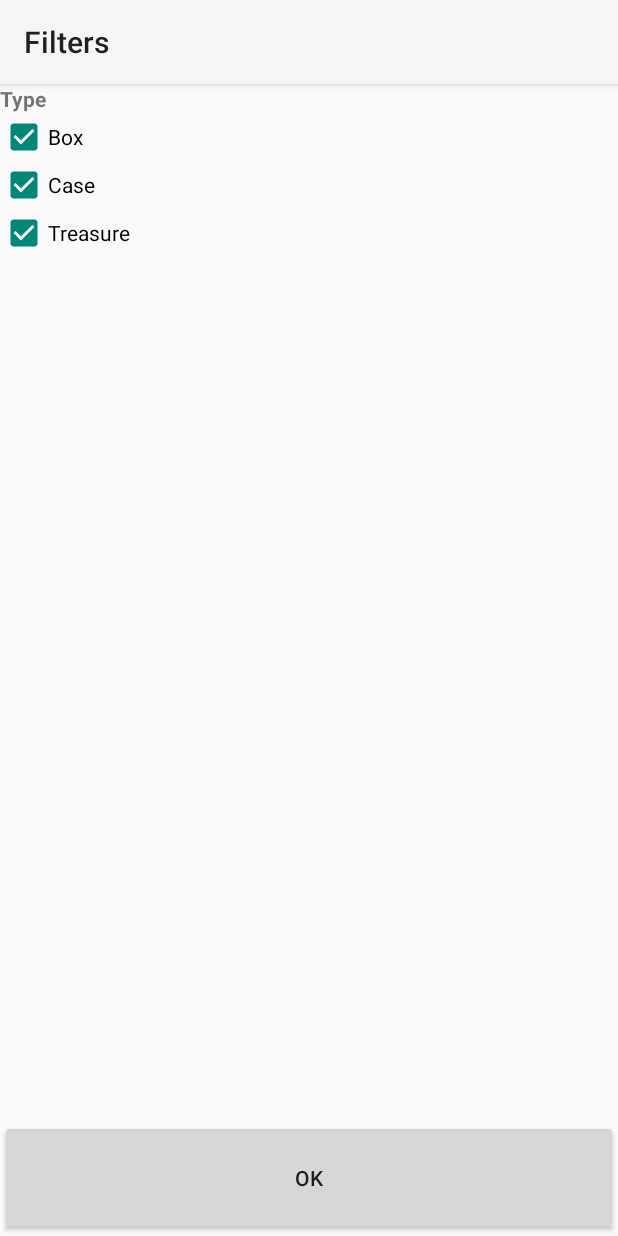
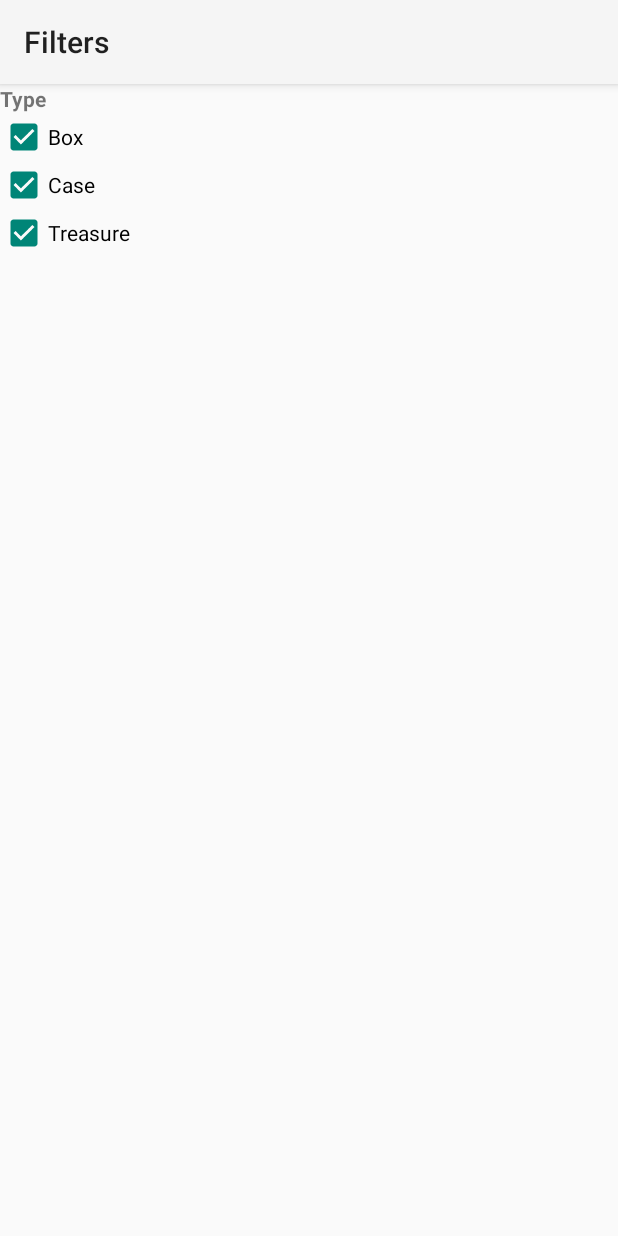
Before and after one commit to valentin-utt/projetIF26Android, an Android app: the FilterActivity screen opened directly, with no data from a screen before it, on a phone screen of 412 x 824 dp. Run offline under Robolectric (Android 15) with nearby library versions, the phone set to English and light mode, and no system bars.

Commit message:
Fix d'une feature au niveau des permisions et de filter activity

```diff
--- a/app/src/main/AndroidManifest.xml
+++ b/app/src/main/AndroidManifest.xml
@@ -3,9 +3,11 @@
     package="fr.utt.if26.projet">
 
     <!-- To auto-complete the email text field in the login form with the user's emails -->
+    <!--
     <uses-permission android:name="android.permission.GET_ACCOUNTS" />
     <uses-permission android:name="android.permission.READ_PROFILE" />
     <uses-permission android:name="android.permission.READ_CONTACTS" />
+    -->
 
     <!--
          The ACCESS_COARSE/FINE_LOCATION permissions are not required to use
--- a/app/src/main/res/layout/activity_filter.xml
+++ b/app/src/main/res/layout/activity_filter.xml
@@ -61,5 +61,6 @@
         android:layout_width="match_parent"
         android:layout_height="0dp"
         android:layout_weight="0.1"
-        android:text="@string/ok" />
+        android:text="@string/ok"
+        android:visibility="gone"/>
 </LinearLayout>
```
